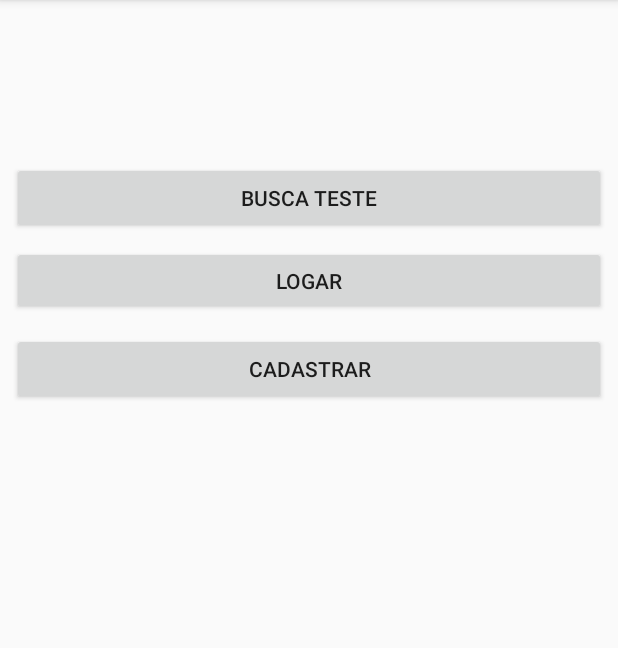
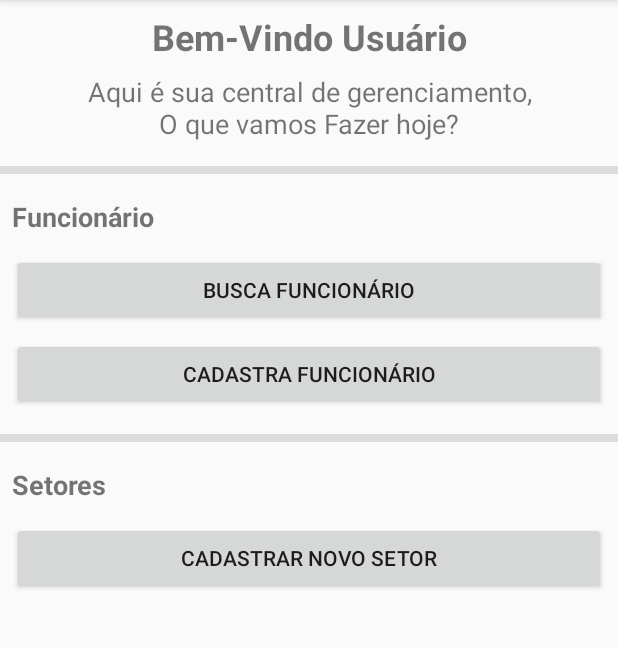
Before and after one commit to mtsrp/tccproject, an Android app: the PrincipalActivity screen opened directly, with no data from a screen before it, on a phone screen of 412 x 824 dp, the part 84-732 px from its top. Run offline under Robolectric (Android 15) with nearby library versions, the phone set to English and light mode, and no system bars.

Commit message:
Fix User CRUD

```diff
--- a/Gerenc_fazenda/app/src/main/AndroidManifest.xml
+++ b/Gerenc_fazenda/app/src/main/AndroidManifest.xml
@@ -23,7 +23,8 @@
         <activity android:name=".Resultado" />
         <activity android:name=".PrincipalActivity" />
         <activity android:name=".AlteraFunc" />
-        <activity android:name=".Cadastrar_Funcionario"></activity>
+        <activity android:name=".Cadastrar_Funcionario" />
+        <activity android:name=".Setor.Cadastrar_Setor"></activity>
     </application>
 
 </manifest>
--- a/Gerenc_fazenda/app/src/main/res/layout/principal.xml
+++ b/Gerenc_fazenda/app/src/main/res/layout/principal.xml
@@ -6,42 +6,126 @@
     android:layout_height="match_parent"
     tools:context=".PrincipalActivity">
 
+
+    <TextView
+        android:id="@+id/textView9"
+        android:layout_width="0dp"
+        android:layout_height="wrap_content"
+        android:layout_marginTop="8dp"
+        android:text="Bem-Vindo Usuário"
+        android:textAlignment="center"
+        android:textSize="24sp"
+        android:textStyle="bold"
+        android:typeface="normal"
+        app:layout_constraintEnd_toEndOf="parent"
+        app:layout_constraintHorizontal_bias="0.5"
+        app:layout_constraintStart_toStartOf="parent"
+        app:layout_constraintTop_toTopOf="parent" />
+
+    <TextView
+        android:id="@+id/textView11"
+        android:layout_width="wrap_content"
+        android:layout_height="46dp"
+        android:layout_marginTop="8dp"
+        android:text="Aqui é sua central de gerenciamento,\nO que vamos Fazer hoje?"
+        android:textAlignment="center"
+        android:textSize="18sp"
+        app:layout_constraintEnd_toEndOf="parent"
+        app:layout_constraintHorizontal_bias="0.5"
+        app:layout_constraintStart_toStartOf="parent"
+        app:layout_constraintTop_toBottomOf="@+id/textView9" />
+
     <Button
-        android:id="@+id/btn_Login"
+        android:id="@+id/btn_teste"
         android:layout_width="0dp"
-        android:layout_height="46dp"
+        android:layout_height="wrap_content"
         android:layout_marginStart="8dp"
         android:layout_marginTop="8dp"
         android:layout_marginEnd="8dp"
-        android:text="Logar"
+        android:text="Busca Funcionário"
         app:layout_constraintEnd_toEndOf="parent"
+        app:layout_constraintHorizontal_bias="0.5"
         app:layout_constraintStart_toStartOf="parent"
-        app:layout_constraintTop_toBottomOf="@+id/btn_teste" />
+        app:layout_constraintTop_toBottomOf="@+id/textView8" />
+
 
     <Button
         android:id="@+id/btn_TesteCadastro"
         android:layout_width="0dp"
         android:layout_height="wrap_content"
         android:layout_marginStart="8dp"
-        android:layout_marginTop="12dp"
+        android:layout_marginTop="8dp"
         android:layout_marginEnd="8dp"
-        android:text="Cadastrar"
+        android:text="Cadastra Funcionário"
+        app:layout_constraintEnd_toEndOf="parent"
+        app:layout_constraintHorizontal_bias="0.5"
+        app:layout_constraintStart_toStartOf="parent"
+        app:layout_constraintTop_toBottomOf="@+id/btn_teste" />
+
+    <TextView
+        android:id="@+id/textView8"
+        android:layout_width="0dp"
+        android:layout_height="29dp"
+        android:layout_marginStart="8dp"
+        android:layout_marginTop="16dp"
+        android:layout_marginEnd="8dp"
+        android:text="Funcionário"
+        android:textSize="18sp"
+        android:textStyle="bold"
+        app:layout_constraintEnd_toEndOf="parent"
+        app:layout_constraintHorizontal_bias="0.5"
+        app:layout_constraintStart_toStartOf="parent"
+        app:layout_constraintTop_toBottomOf="@+id/divider2" />
+
+    <TextView
+        android:id="@+id/textView12"
+        android:layout_width="0dp"
+        android:layout_height="29dp"
+        android:layout_marginStart="8dp"
+        android:layout_marginTop="16dp"
+        android:layout_marginEnd="8dp"
+        android:text="Setores"
+        android:textSize="18sp"
+        android:textStyle="bold"
         app:layout_constraintEnd_toEndOf="parent"
         app:layout_constraintHorizontal_bias="0.0"
         app:layout_constraintStart_toStartOf="parent"
-        app:layout_constraintTop_toBottomOf="@+id/btn_Login" />
+        app:layout_constraintTop_toBottomOf="@+id/divider3" />
+
+    <View
+        android:id="@+id/divider2"
+        android:layout_width="0dp"
+        android:layout_height="5dp"
+        android:layout_marginTop="16dp"
+        android:background="?android:attr/listDivider"
+        android:visibility="visible"
+        app:layout_constraintEnd_toEndOf="parent"
+        app:layout_constraintHorizontal_bias="0.5"
+        app:layout_constraintStart_toStartOf="parent"
+        app:layout_constraintTop_toBottomOf="@+id/textView11" />
+
+    <View
+        android:id="@+id/divider3"
+        android:layout_width="0dp"
+        android:layout_height="5dp"
+        android:layout_marginTop="16dp"
+        android:background="?android:attr/listDivider"
+        android:visibility="visible"
+        app:layout_constraintEnd_toEndOf="parent"
+        app:layout_constraintHorizontal_bias="0.0"
+        app:layout_constraintStart_toStartOf="parent"
+        app:layout_constraintTop_toBottomOf="@+id/btn_TesteCadastro" />
 
     <Button
-        android:id="@+id/btn_teste"
+        android:id="@+id/btn_cadastrasetor"
         android:layout_width="0dp"
         android:layout_height="wrap_content"
         android:layout_marginStart="8dp"
-        android:layout_marginTop="108dp"
+        android:layout_marginTop="8dp"
         android:layout_marginEnd="8dp"
-        android:text="Busca Teste"
+        android:text="Cadastrar Novo Setor"
         app:layout_constraintEnd_toEndOf="parent"
-        app:layout_constraintHorizontal_bias="1.0"
         app:layout_constraintStart_toStartOf="parent"
-        app:layout_constraintTop_toTopOf="parent" />
+        app:layout_constraintTop_toBottomOf="@+id/textView12" />
 
 </android.support.constraint.ConstraintLayout>
```
Also changed, not shown: Gerenc_fazenda/app/src/main/java/com/software/engenharia/gerenc_fazenda/Funcionario/CentralFuncionario.java (+75 -3 lines), Gerenc_fazenda/app/src/main/java/com/software/engenharia/gerenc_fazenda/PrincipalActivity.java (+58 -9 lines), Gerenc_fazenda/app/src/main/res/layout/activity_central_funcionario.xml (+4 -4 lines).
